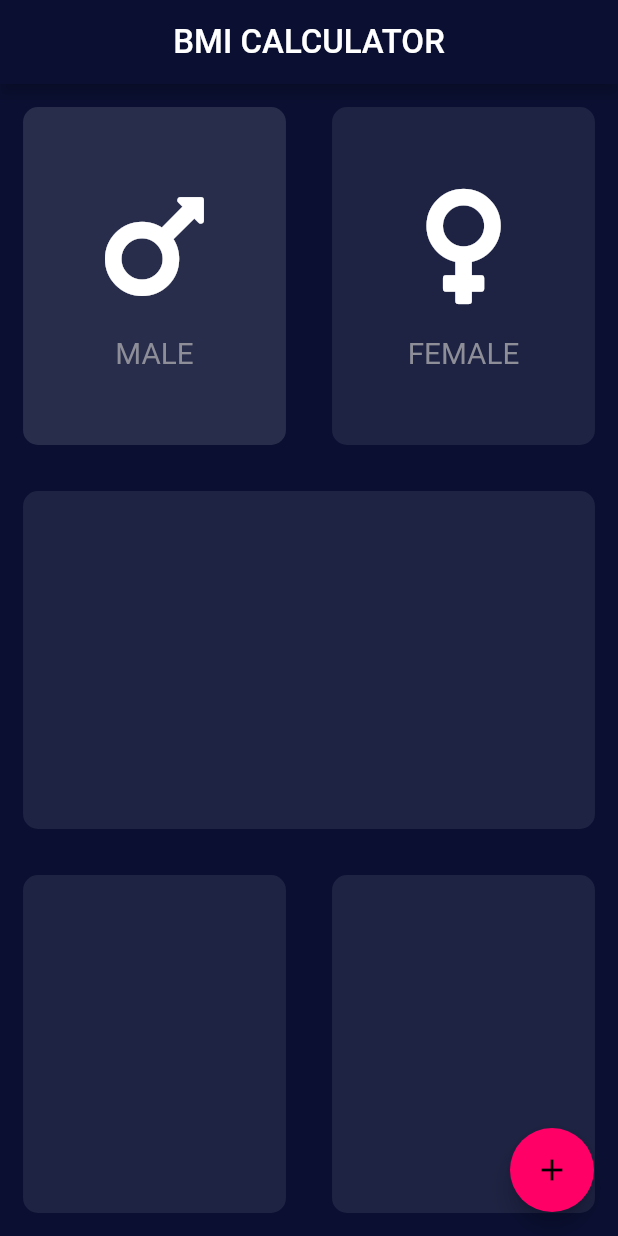
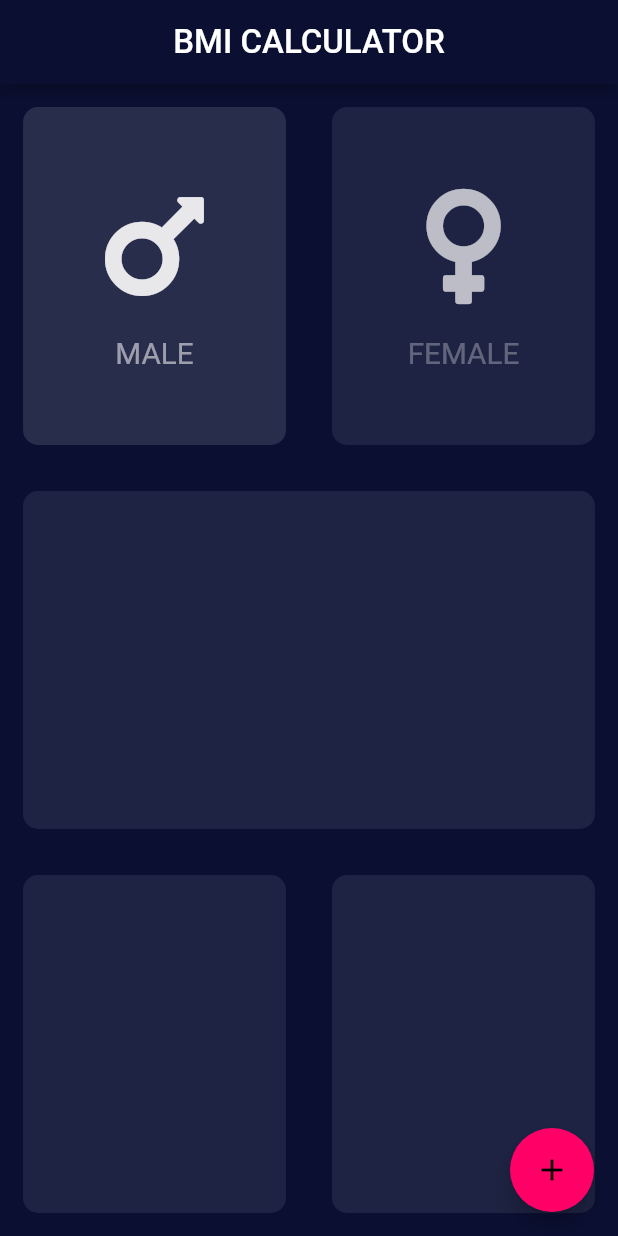
Before and after one commit to dzakybrori/bmi_calculator, a Flutter app: the screen it shows after launch, on a phone screen of 412 x 824 dp. Run offline on Flutter 3.47's test engine with Material 2 defaults, Android fonts, the phone set to English and light mode, and no system bars; our stand-ins replace font_awesome_flutter.

Commit message:
Correction Color in gender button.

```diff
--- a/lib/gender_button.dart
+++ b/lib/gender_button.dart
@@ -19,20 +19,21 @@ class GenderButton extends StatelessWidget {
       borderRadius: BorderRadius.circular(10),
       child: CustomCard(
         color: isSelected ? context.focusColor : context.disableColor,
-        child: InkWell(
-          onTap: () {},
-          borderRadius: BorderRadius.circular(10),
         child: Column(
           mainAxisAlignment: MainAxisAlignment.center,
           children: [
-              Icon(icon, size: context.dp(80)),
+            Icon(icon,
+                color: isSelected
+                    ? Colors.white.withOpacity(0.89)
+                    : Colors.white70,
+                size: context.dp(80)),
             SizedBox(height: context.dp(15)),
             Text(label,
-                  style:
-                      const TextStyle(fontSize: 18, color: Color(0xFF8D8E98)),
+                style: TextStyle(
+                    fontSize: 18,
+                    color: isSelected ? Colors.white54 : Colors.white30),
                 textScaleFactor: context.ts),
           ],
-          ),
         ),
       ),
     );
```
Lines whose indentation alone changed are shown as unchanged.
